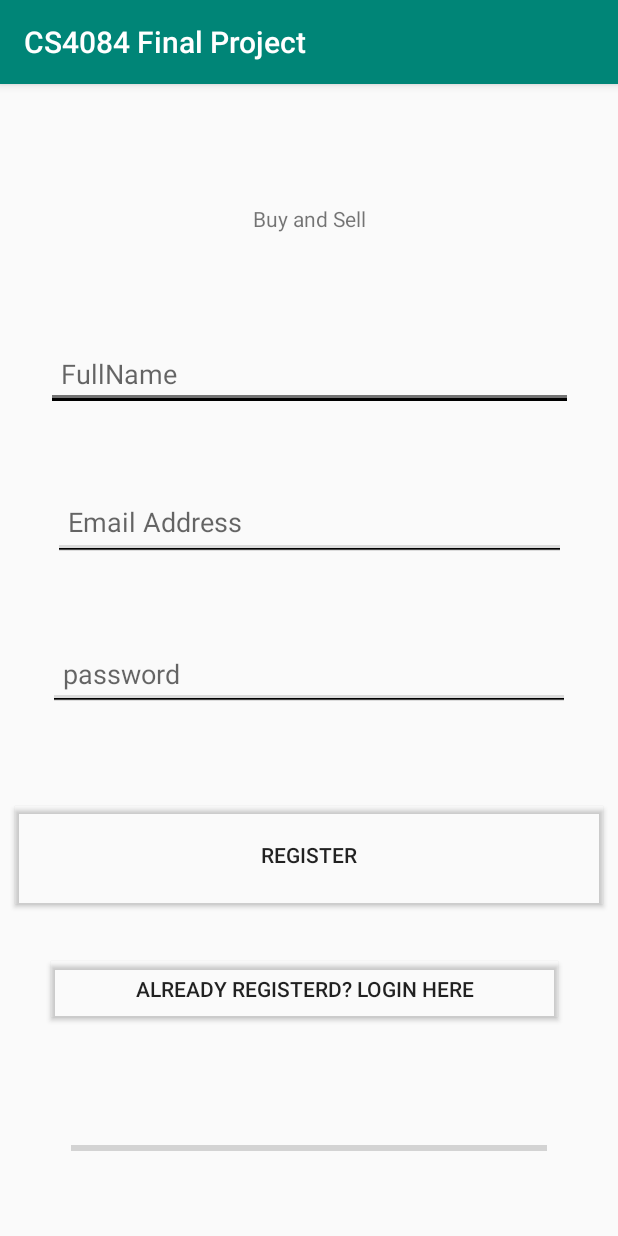
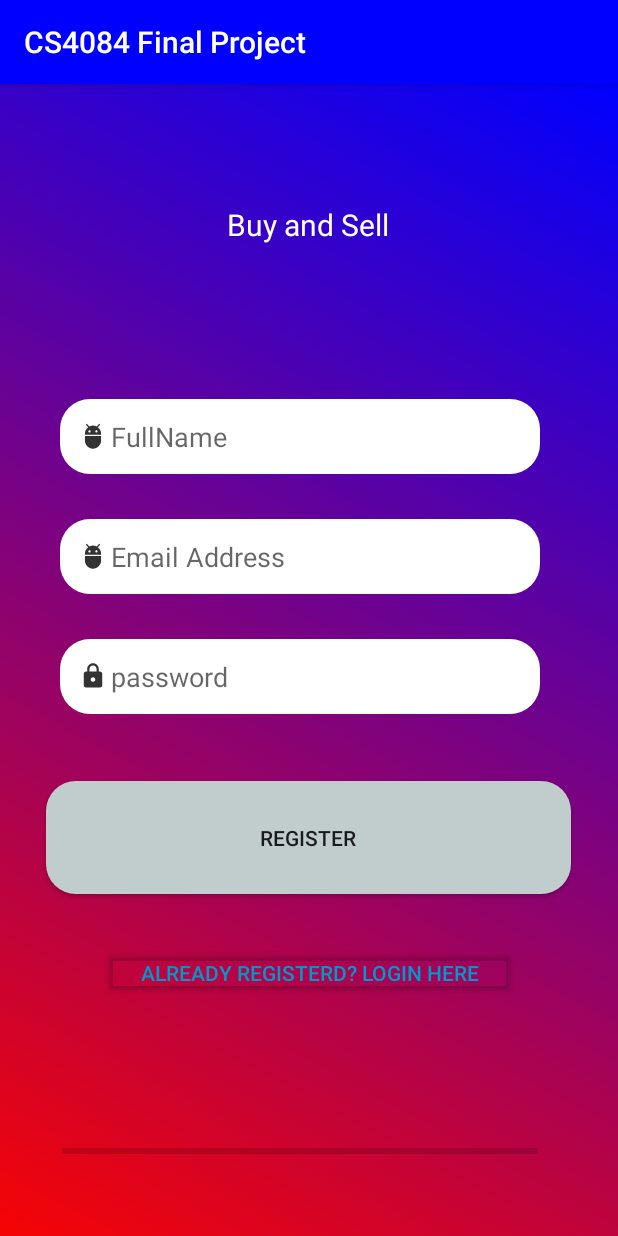
Before and after one commit to Rob-Jay/Mobile-dev, an Android app: the screen it shows after launch (Register), on a phone screen of 412 x 824 dp. Run offline under Robolectric (Android 15) with nearby library versions, the phone set to English and light mode, and no system bars; our stand-ins replace Firebase (no records; nobody signed in at launch, a user with empty details on screens opened directly).

Commit message:
Added and adjusted xml files to make the login and register feature look more appealing. also changed text type of password

```diff
--- a/app/build.gradle
+++ b/app/build.gradle
@@ -35,4 +35,5 @@ dependencies {
     //glide
     implementation 'com.github.bumptech.glide:glide:4.11.0'
     annotationProcessor 'com.github.bumptech.glide:compiler:4.11.0'
+    implementation 'androidx.cardview:cardview:1.0.0'
 }
--- /dev/null
+++ b/app/src/main/res/drawable-anydpi/ic_action_lock.xml
@@ -0,0 +1,14 @@
+<vector xmlns:android="http://schemas.android.com/apk/res/android"
+    android:width="24dp"
+    android:height="24dp"
+    android:viewportWidth="31.2"
+    android:viewportHeight="31.2"
+    android:tint="#000000"
+    android:alpha="0.8">
+  <group android:translateX="3.6"
+      android:translateY="3.6">
+      <path
+          android:fillColor="#FF000000"
+          android:pathData="M18,8h-1L17,6c0,-2.76 -2.24,-5 -5,-5S7,3.24 7,6v2L6,8c-1.1,0 -2,0.9 -2,2v10c0,1.1 0.9,2 2,2h12c1.1,0 2,-0.9 2,-2L20,10c0,-1.1 -0.9,-2 -2,-2zM12,17c-1.1,0 -2,-0.9 -2,-2s0.9,-2 2,-2 2,0.9 2,2 -0.9,2 -2,2zM15.1,8L8.9,8L8.9,6c0,-1.71 1.39,-3.1 3.1,-3.1 1.71,0 3.1,1.39 3.1,3.1v2z"/>
+  </group>
+</vector>
--- /dev/null
+++ b/app/src/main/res/drawable-anydpi/ic_action_user.xml
@@ -0,0 +1,14 @@
+<vector xmlns:android="http://schemas.android.com/apk/res/android"
+    android:width="24dp"
+    android:height="24dp"
+    android:viewportWidth="31.2"
+    android:viewportHeight="31.2"
+    android:tint="#000000"
+    android:alpha="0.8">
+  <group android:translateX="3.6"
+      android:translateY="3.6">
+      <path
+          android:fillColor="#FF000000"
+          android:pathData="M5,16c0,3.87 3.13,7 7,7s7,-3.13 7,-7v-4L5,12v4zM16.12,4.37l2.1,-2.1 -0.82,-0.83 -2.3,2.31C14.16,3.28 13.12,3 12,3s-2.16,0.28 -3.09,0.75L6.6,1.44l-0.82,0.83 2.1,2.1C6.14,5.64 5,7.68 5,10v1h14v-1c0,-2.32 -1.14,-4.36 -2.88,-5.63zM9,9c-0.55,0 -1,-0.45 -1,-1s0.45,-1 1,-1 1,0.45 1,1 -0.45,1 -1,1zM15,9c-0.55,0 -1,-0.45 -1,-1s0.45,-1 1,-1 1,0.45 1,1 -0.45,1 -1,1z"/>
+  </group>
+</vector>
--- /dev/null
+++ b/app/src/main/res/drawable/background.xml
@@ -0,0 +1,11 @@
+<?xml version="1.0" encoding="utf-8"?>
+<selector xmlns:android="http://schemas.android.com/apk/res/android">
+<item>
+<shape>
+    <gradient
+     android:startColor="@color/colorAccent"
+    android:endColor="@color/colorPrimary"
+    android:angle="45"/>
+</shape>
+</item>
+    </selector>
--- /dev/null
+++ b/app/src/main/res/drawable/button_round.xml
@@ -0,0 +1,7 @@
+<?xml version="1.0" encoding="utf-8"?>
+<shape xmlns:android="http://schemas.android.com/apk/res/android"
+    android:shape="rectangle">
+    <solid android:color="#c1cdcd"/>
+    <corners android:radius="20dp"/>
+
+</shape>
--- /dev/null
+++ b/app/src/main/res/drawable/round_text.xml
@@ -0,0 +1,12 @@
+<?xml version="1.0" encoding="utf-8"?>
+<shape xmlns:android="http://schemas.android.com/apk/res/android"
+    android:shape="rectangle">
+    <solid android:color="#fff"/>
+    <corners android:radius="20dp"/>
+
+
+
+
+
+
+</shape>
--- a/app/src/main/res/layout/activity_login.xml
+++ b/app/src/main/res/layout/activity_login.xml
@@ -4,8 +4,7 @@
     xmlns:tools="http://schemas.android.com/tools"
     android:layout_width="match_parent"
     android:layout_height="match_parent"
-    android:background="@android:color/holo_blue_dark"
-    android:backgroundTint="#FFFFFF"
+    android:background="@drawable/background"
     tools:context=".Register">
 
 
@@ -16,11 +15,10 @@
         android:layout_marginStart="30dp"
         android:layout_marginEnd="30dp"
         android:layout_marginBottom="480dp"
-        android:backgroundTint="?android:attr/textColorTertiary"
-        android:backgroundTintMode="add"
         android:hint="Email Address"
+        android:drawableLeft="@drawable/ic_action_user"
         android:padding="10dp"
-        android:textColor="@color/colorPrimaryDark"
+        android:background="@drawable/round_text"
         android:textColorHint="@color/colorPrimaryDark"
         app:layout_constraintBottom_toBottomOf="parent"
         app:layout_constraintEnd_toEndOf="parent"
@@ -34,9 +32,10 @@
         android:layout_marginStart="30dp"
         android:layout_marginEnd="30dp"
         android:layout_marginBottom="360dp"
-        android:backgroundTint="?android:attr/textColorTertiary"
-        android:backgroundTintMode="add"
         android:hint="Password"
+        android:inputType="textPassword"
+        android:background="@drawable/round_text"
+        android:drawableLeft="@drawable/ic_action_lock"
         android:padding="10dp"
         android:textColor="@color/colorPrimaryDark"
         android:textColorHint="@color/colorPrimaryDark"
@@ -51,15 +50,14 @@
         android:layout_height="77dp"
         android:layout_marginStart="10dp"
         android:layout_marginEnd="10dp"
-        android:layout_marginBottom="224dp"
-        android:background="#C0C0C0C0"
-        android:backgroundTint="#000000"
+        android:layout_marginBottom="236dp"
+        android:background="@drawable/button_round"
         android:text="Login"
-        android:textColor="#FFFFFF"
+        android:textColor="#000000"
         android:textColorHint="#FBFBFB"
         app:layout_constraintBottom_toBottomOf="parent"
         app:layout_constraintEnd_toEndOf="parent"
-        app:layout_constraintHorizontal_bias="0.555"
+        app:layout_constraintHorizontal_bias="0.0"
         app:layout_constraintStart_toStartOf="parent" />
 
     <ProgressBar
--- a/app/src/main/res/layout/activity_register.xml
+++ b/app/src/main/res/layout/activity_register.xml
@@ -4,96 +4,107 @@
     xmlns:tools="http://schemas.android.com/tools"
     android:layout_width="match_parent"
     android:layout_height="match_parent"
-
+    android:background="@drawable/background"
     tools:context=".Register">
 
 
     <EditText
         android:id="@+id/FullName_Input"
-        android:layout_width="351dp"
-        android:layout_height="49dp"
+        android:layout_width="320dp"
+        android:layout_height="50dp"
         android:layout_marginStart="30dp"
         android:layout_marginEnd="30dp"
-        android:layout_marginBottom="550dp"
+        android:layout_marginBottom="508dp"
         android:backgroundTint="?android:attr/textColorTertiary"
         android:backgroundTintMode="add"
+        android:drawableLeft="@drawable/ic_action_user"
+        android:background="@drawable/round_text"
         android:hint="FullName"
         android:padding="10dp"
         app:layout_constraintBottom_toBottomOf="parent"
         app:layout_constraintEnd_toEndOf="parent"
+        app:layout_constraintHorizontal_bias="0.322"
         app:layout_constraintStart_toStartOf="parent" />
 
     <TextView
         android:id="@+id/NewAccount_TXT"
-        android:layout_width="wrap_content"
-        android:layout_height="wrap_content"
+        android:layout_width="110dp"
+        android:layout_height="55dp"
         android:layout_marginStart="80dp"
         android:layout_marginTop="80dp"
         android:layout_marginEnd="80dp"
-        android:backgroundTint="?attr/colorControlHighlight"
-        android:backgroundTintMode="add"
         android:text="Buy and Sell"
+        android:textColor="#ffff"
+        android:textSize="20dp"
         app:layout_constraintEnd_toEndOf="parent"
         app:layout_constraintStart_toStartOf="parent"
         app:layout_constraintTop_toTopOf="parent" />
 
+
     <EditText
         android:id="@+id/Email_Input"
-        android:layout_width="342dp"
-        android:layout_height="52dp"
-        android:layout_marginStart="30dp"
-        android:layout_marginEnd="30dp"
-        android:layout_marginBottom="450dp"
+        android:layout_width="320dp"
+        android:layout_height="50dp"
+        android:layout_marginStart="40dp"
+        android:layout_marginEnd="40dp"
+        android:layout_marginBottom="428dp"
+        android:background="@drawable/round_text"
         android:backgroundTint="?attr/colorControlHighlight"
         android:backgroundTintMode="add"
+        android:drawableLeft="@drawable/ic_action_user"
         android:hint="Email Address"
         android:padding="10dp"
         app:layout_constraintBottom_toBottomOf="parent"
         app:layout_constraintEnd_toEndOf="parent"
+        app:layout_constraintHorizontal_bias="0.0"
         app:layout_constraintStart_toStartOf="parent" />
 
     <EditText
         android:id="@+id/password_input"
-        android:layout_width="348dp"
+        android:layout_width="320dp"
         android:layout_height="50dp"
         android:layout_marginStart="30dp"
         android:layout_marginEnd="30dp"
-        android:layout_marginBottom="350dp"
+        android:layout_marginBottom="348dp"
+        android:background="@drawable/round_text"
         android:backgroundTint="?attr/colorControlHighlight"
         android:backgroundTintMode="add"
+        android:drawableLeft="@drawable/ic_action_lock"
         android:hint="password"
+        android:inputType="textPassword"
         android:padding="10dp"
         app:layout_constraintBottom_toBottomOf="parent"
         app:layout_constraintEnd_toEndOf="parent"
+        app:layout_constraintHorizontal_bias="0.322"
         app:layout_constraintStart_toStartOf="parent" />
 
     <Button
         android:id="@+id/Register_BTN"
-        android:layout_width="400dp"
-        android:layout_height="77dp"
+        android:layout_width="350dp"
+        android:layout_height="75dp"
         android:layout_marginStart="20dp"
         android:layout_marginEnd="20dp"
-        android:layout_marginBottom="215dp"
-        android:backgroundTint="@android:color/transparent"
+        android:layout_marginBottom="228dp"
+        android:background="@drawable/button_round"
         android:text="Register"
         app:layout_constraintBottom_toBottomOf="parent"
         app:layout_constraintEnd_toEndOf="parent"
+        app:layout_constraintHorizontal_bias="0.476"
         app:layout_constraintStart_toStartOf="parent" />
-
 
     <Button
         android:id="@+id/LoginButton"
-        android:layout_width="346dp"
-        android:layout_height="49dp"
+        android:layout_width="275dp"
+        android:layout_height="35dp"
         android:layout_marginStart="30dp"
         android:layout_marginEnd="30dp"
-        android:layout_marginBottom="140dp"
+        android:layout_marginBottom="160dp"
         android:backgroundTint="@android:color/transparent"
         android:padding="10dp"
         android:text="Already registerd? Login here"
+        android:textColor="@android:color/holo_blue_dark"
         app:layout_constraintBottom_toBottomOf="parent"
         app:layout_constraintEnd_toEndOf="parent"
-        app:layout_constraintHorizontal_bias="0.0"
         app:layout_constraintStart_toStartOf="parent" />
 
     <ProgressBar
@@ -103,10 +114,11 @@
         android:layout_height="57dp"
         android:layout_marginStart="30dp"
         android:layout_marginEnd="30dp"
-        android:layout_marginBottom="30dp"
+        android:layout_marginBottom="28dp"
         android:visibility="visible"
         app:layout_constraintBottom_toBottomOf="parent"
         app:layout_constraintEnd_toEndOf="parent"
+        app:layout_constraintHorizontal_bias="0.323"
         app:layout_constraintStart_toStartOf="parent" />
 
 
--- a/app/src/main/res/values/colors.xml
+++ b/app/src/main/res/values/colors.xml
@@ -1,6 +1,6 @@
 <?xml version="1.0" encoding="utf-8"?>
 <resources>
-    <color name="colorPrimary">#008577</color>
+    <color name="colorPrimary">#0000FF</color>
     <color name="colorPrimaryDark">#00574B</color>
-    <color name="colorAccent">#D81B60</color>
+    <color name="colorAccent">#f60404</color>
 </resources>
```
Also changed, not shown: app/src/main/res/drawable-hdpi/ic_action_lock.png (added), app/src/main/res/drawable-hdpi/ic_action_user.png (added), app/src/main/res/drawable-mdpi/ic_action_lock.png (added), app/src/main/res/drawable-mdpi/ic_action_user.png (added), app/src/main/res/drawable-xhdpi/ic_action_lock.png (added), app/src/main/res/drawable-xhdpi/ic_action_user.png (added), app/src/main/res/drawable-xxhdpi/ic_action_lock.png (added), app/src/main/res/drawable-xxhdpi/ic_action_user.png (added).
